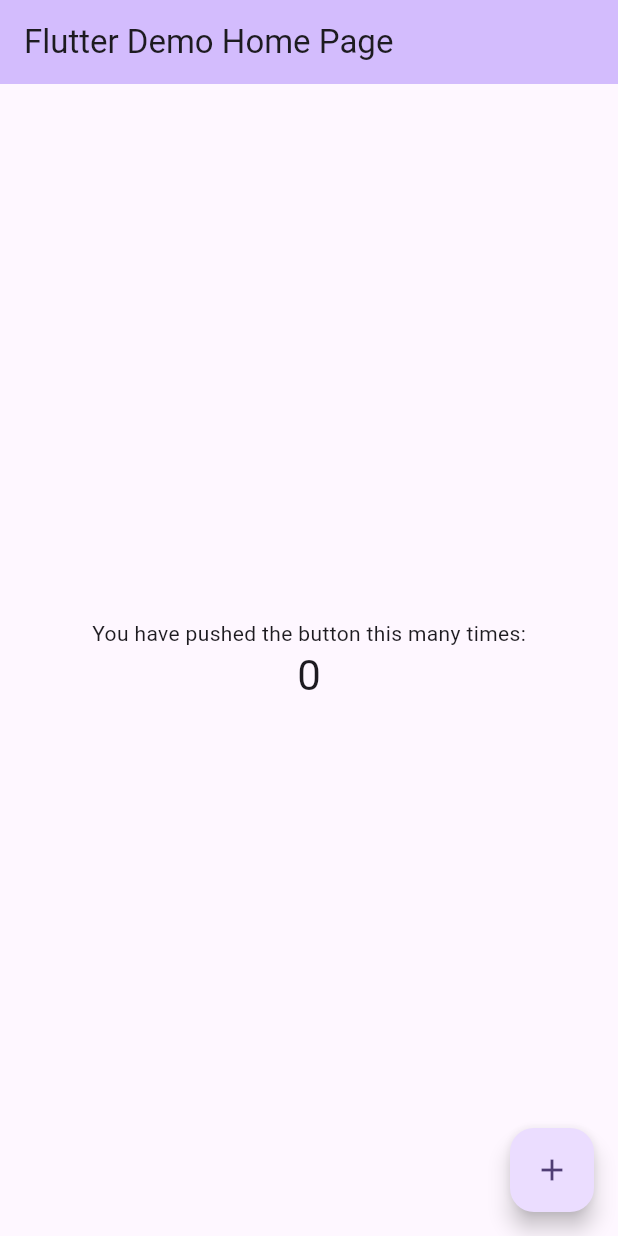
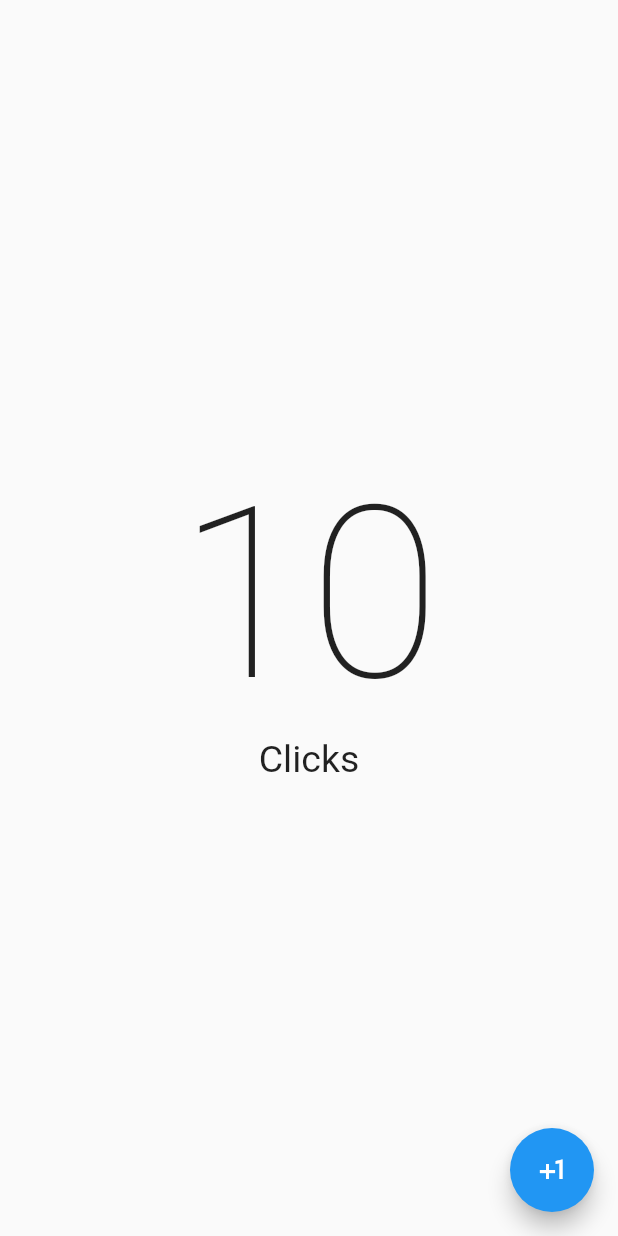
Before and after one commit to DSOscarDev/app_flutter_one, a Flutter app: the screen it shows after launch, on a phone screen of 412 x 824 dp. Run offline on Flutter 3.47's test engine with Material 2 defaults, Android fonts, the light colour scheme and no system bars.

Commit message:
nuevos cambios

```diff
--- a/lib/main.dart
+++ b/lib/main.dart
@@ -1,3 +1,4 @@
+import 'package:app_flutter_one/presentation/screens/counter_screen.dart';
 import 'package:flutter/material.dart';
 
 void main() {
@@ -7,119 +8,9 @@ void main() {
 class MyApp extends StatelessWidget {
   const MyApp({super.key});
 
-  // This widget is the root of your application.
   @override
   Widget build(BuildContext context) {
-    return MaterialApp(
-      title: 'Flutter Demo',
-      theme: ThemeData(
-        // This is the theme of your application.
-        //
-        // TRY THIS: Try running your application with "flutter run". You'll see
-        // the application has a blue toolbar. Then, without quitting the app,
-        // try changing the seedColor in the colorScheme below to Colors.green
-        // and then invoke "hot reload" (save your changes or press the "hot
-        // reload" button in a Flutter-supported IDE, or press "r" if you used
-        // the command line to start the app).
-        //
-        // Notice that the counter didn't reset back to zero; the application
-        // state is not lost during the reload. To reset the state, use hot
-        // restart instead.
-        //
-        // This works for code too, not just values: Most code changes can be
-        // tested with just a hot reload.
-        colorScheme: ColorScheme.fromSeed(seedColor: Colors.deepPurple),
-        useMaterial3: true,
-      ),
-      home: const MyHomePage(title: 'Flutter Demo Home Page'),
-    );
+    return const MaterialApp(
+        debugShowCheckedModeBanner: false, home: CounterScreen());
   }
 }
-
-class MyHomePage extends StatefulWidget {
-  const MyHomePage({super.key, required this.title});
-
-  // This widget is the home page of your application. It is stateful, meaning
-  // that it has a State object (defined below) that contains fields that affect
-  // how it looks.
-
-  // This class is the configuration for the state. It holds the values (in this
-  // case the title) provided by the parent (in this case the App widget) and
-  // used by the build method of the State. Fields in a Widget subclass are
-  // always marked "final".
-
-  final String title;
-
-  @override
-  State<MyHomePage> createState() => _MyHomePageState();
-}
-
-class _MyHomePageState extends State<MyHomePage> {
-  int _counter = 0;
-
-  void _incrementCounter() {
-    setState(() {
-      // This call to setState tells the Flutter framework that something has
-      // changed in this State, which causes it to rerun the build method below
-      // so that the display can reflect the updated values. If we changed
-      // _counter without calling setState(), then the build method would not be
-      // called again, and so nothing would appear to happen.
-      _counter++;
-    });
-  }
-
-  @override
-  Widget build(BuildContext context) {
-    // This method is rerun every time setState is called, for instance as done
-    // by the _incrementCounter method above.
-    //
-    // The Flutter framework has been optimized to make rerunning build methods
-    // fast, so that you can just rebuild anything that needs updating rather
-    // than having to individually change instances of widgets.
-    return Scaffold(
-      appBar: AppBar(
-        // TRY THIS: Try changing the color here to a specific color (to
-        // Colors.amber, perhaps?) and trigger a hot reload to see the AppBar
-        // change color while the other colors stay the same.
-        backgroundColor: Theme.of(context).colorScheme.inversePrimary,
-        // Here we take the value from the MyHomePage object that was created by
-        // the App.build method, and use it to set our appbar title.
-        title: Text(widget.title),
-      ),
-      body: Center(
-        // Center is a layout widget. It takes a single child and positions it
-        // in the middle of the parent.
-        child: Column(
-          // Column is also a layout widget. It takes a list of children and
-          // arranges them vertically. By default, it sizes itself to fit its
-          // children horizontally, and tries to be as tall as its parent.
-          //
-          // Column has various properties to control how it sizes itself and
-          // how it positions its children. Here we use mainAxisAlignment to
-          // center the children vertically; the main axis here is the vertical
-          // axis because Columns are vertical (the cross axis would be
-          // horizontal).
-          //
-          // TRY THIS: Invoke "debug painting" (choose the "Toggle Debug Paint"
-          // action in the IDE, or press "p" in the console), to see the
-          // wireframe for each widget.
-          mainAxisAlignment: MainAxisAlignment.center,
-          children: <Widget>[
-            const Text(
-              'You have pushed the button this many times:',
-            ),
-            Text(
-              '$_counter',
-              style: Theme.of(context).textTheme.headlineMedium,
-            ),
-          ],
-        ),
-      ),
-      floatingActionButton: FloatingActionButton(
-        onPressed: _incrementCounter,
-        tooltip: 'Increment',
-        child: const Icon(Icons.add),
-      ), // This trailing comma makes auto-formatting nicer for build methods.
-    );
-  }
-}
--- /dev/null
+++ b/lib/presentation/screens/counter_screen.dart
@@ -0,0 +1,27 @@
+import 'package:flutter/material.dart';
+
+class CounterScreen extends StatelessWidget {
+  const CounterScreen({super.key});
+
+  @override
+  Widget build(BuildContext context) {
+    return Scaffold(
+      body: const Center(
+        child: Column(
+          mainAxisAlignment: MainAxisAlignment.center,
+          children: [
+            Text(
+              '10',
+              style: TextStyle(fontSize: 160, fontWeight: FontWeight.w100),
+            ),
+            Text('Clicks', style: TextStyle(fontSize: 25))
+          ],
+        ),
+      ),
+      floatingActionButton: FloatingActionButton(
+        onPressed: () {},
+        child: const Icon(Icons.plus_one),
+      ),
+    );
+  }
+}
```
